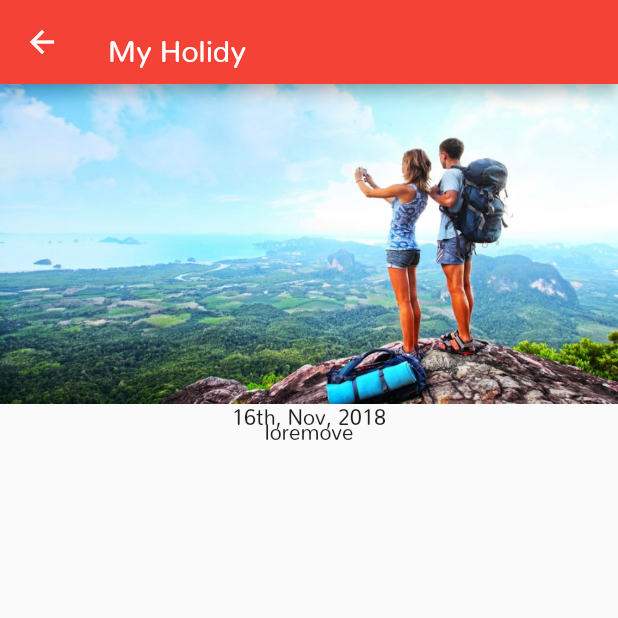
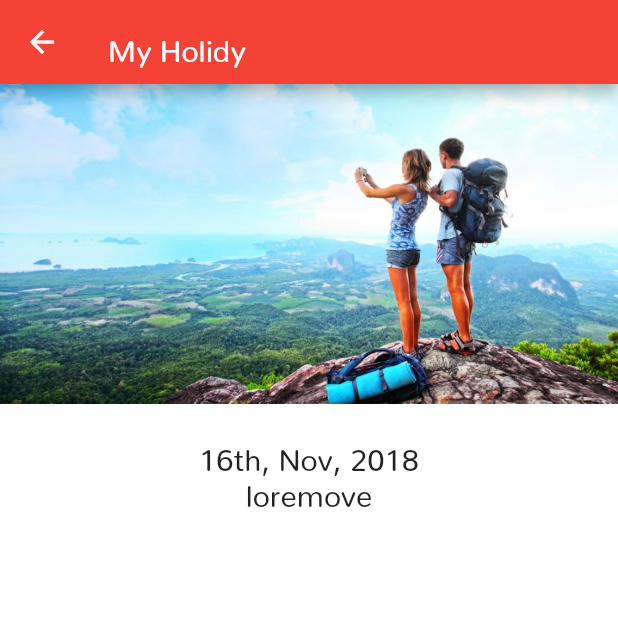
Before and after one commit to khflutter/myblog, a Flutter app: the screen it shows after launch, after a tap on the "arrow forward" icon, on a phone screen of 412 x 824 dp, the top half of it. Run offline on Flutter 3.47's test engine with Material 2 defaults, Android fonts, the phone set to English and light mode, and no system bars.

Commit message:
update show travel page.

```diff
--- a/lib/pages/travel/show.dart
+++ b/lib/pages/travel/show.dart
@@ -11,13 +11,32 @@ class ShowTravel extends StatelessWidget {
         title: Text(travel.getTitle()),
       ),
       body: Container(
+        color: Colors.white,
         child: ListView(
           children: <Widget>[
             Column(
               children: <Widget>[
                 Image.asset(travel.getImage()),
-                Text(travel.getDate()),
-                Text(travel.getDescription())
+                Container(
+                  padding: EdgeInsets.all(25.0),
+                  child: Column(
+                    children: <Widget>[
+                      Text(
+                        travel.getDate(),
+                        style: Theme.of(context).textTheme.title
+                      ),
+                      SizedBox(height: 10.0),
+                      Text(
+                        travel.getDescription(),
+                        textAlign: TextAlign.left,
+                        style: TextStyle(
+                          fontFamily: "Nunito",
+                          fontSize: 20.0,
+                        ),
+                      ),
+                    ],
+                  ),
+                ),
               ],
             ),
           ],
```
